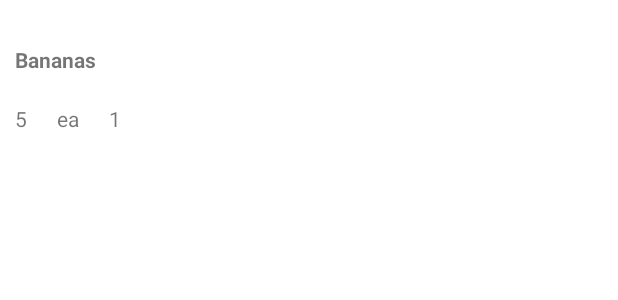
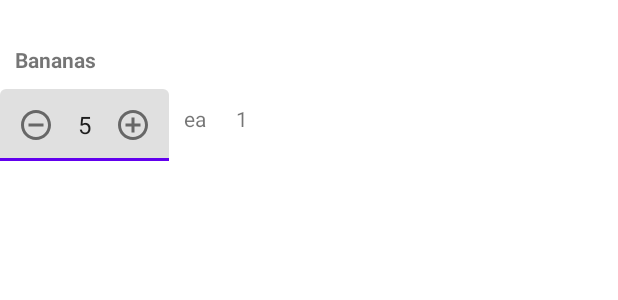
Before and after one commit to wamillard/CPSC_3367_FinalProject, an Android app: the layout pantry_item_view.xml on its own in the app's theme, with its tools: preview values and no code run, on a phone screen of 412 x 824 dp. Shown: the top 300 px of the screen. Run offline under Robolectric (Android 15) with nearby library versions, the phone set to English and light mode, and no system bars.

Commit message:
minor layout changes

```diff
--- a/app/src/main/java/com/juarez_millard/finalproject/MainActivity.java
+++ b/app/src/main/java/com/juarez_millard/finalproject/MainActivity.java
@@ -21,9 +21,6 @@ public class MainActivity extends AppCompatActivity {
     private DataManager dataManager;
 
     public HashMap pantryList;    // (pID, Pantry)
-    public HashMap foodList;       // (fID, Food)
-    public HashMap inventory; // (fID, FoodEntry)
-    public HashMap categoryList;  // (cID, cName)
 
 
     @Override
--- a/app/src/main/java/com/juarez_millard/finalproject/utility/DataManager.java
+++ b/app/src/main/java/com/juarez_millard/finalproject/utility/DataManager.java
@@ -323,7 +323,7 @@ public class DataManager
 	{
 		Integer fID = 0;
 		Integer pID = 0;
-		Integer QTYStocked = 0;
+		Integer QTYstocked = 0;
 		Integer QTYpar = 0;
 
 		HashMap<Integer, FoodEntry> newFoodEntry = new HashMap<>();
@@ -339,14 +339,14 @@ public class DataManager
 				nextLine = foodEntryReader.readLine();
 				pID = Integer.parseInt(nextLine);
 				nextLine = foodEntryReader.readLine();
-				QTYStocked = Integer.parseInt(nextLine);
+				QTYstocked = Integer.parseInt(nextLine);
 				nextLine = foodEntryReader.readLine();
 				QTYpar = Integer.parseInt(nextLine);
 				nextLine = foodEntryReader.readLine();
 
 				if (pID == currPantry)
 				{
-					newFoodEntry.put(newFoodEntry.size(), new FoodEntry(fID, pID, QTYStocked, QTYpar));
+					newFoodEntry.put(newFoodEntry.size(), new FoodEntry(fID, pID, QTYstocked, QTYpar));
 				}
 			}
 			foodEntryReader.close();
@@ -366,7 +366,6 @@ public class DataManager
 		ArrayList<Integer> fCategory = new ArrayList<>();
 
 		BufferedReader foodReader = getFile(ctx, "food");
-
 		ArrayList<Integer> idList= new ArrayList<>();
 
 		for (Integer i=0;i< inventory.size();i++)
@@ -409,6 +408,13 @@ public class DataManager
 		return inventory;
 	}
 
+	public HashMap getCategoryDetails(Context ctx, HashMap<Integer,FoodEntry> inventory)
+	{
+
+
+
+		return inventory;
+	}
 
 	public HashMap readCategories(Context ctx)
 	{
--- /dev/null
+++ b/app/src/main/res/drawable/ic_baseline_add_circle.xml
@@ -0,0 +1,10 @@
+<vector xmlns:android="http://schemas.android.com/apk/res/android"
+    android:width="24dp"
+    android:height="24dp"
+    android:viewportWidth="24"
+    android:viewportHeight="24"
+    android:tint="?attr/colorControlNormal">
+  <path
+      android:fillColor="@android:color/white"
+      android:pathData="M13,7h-2v4L7,11v2h4v4h2v-4h4v-2h-4L13,7zM12,2C6.48,2 2,6.48 2,12s4.48,10 10,10 10,-4.48 10,-10S17.52,2 12,2zM12,20c-4.41,0 -8,-3.59 -8,-8s3.59,-8 8,-8 8,3.59 8,8 -3.59,8 -8,8z"/>
+</vector>
--- /dev/null
+++ b/app/src/main/res/drawable/ic_baseline_minus_circle.xml
@@ -0,0 +1,10 @@
+<vector xmlns:android="http://schemas.android.com/apk/res/android"
+    android:width="24dp"
+    android:height="24dp"
+    android:viewportWidth="24"
+    android:viewportHeight="24"
+    android:tint="?attr/colorControlNormal">
+  <path
+      android:fillColor="@android:color/white"
+      android:pathData="M7,11v2h10v-2L7,11zM12,2C6.48,2 2,6.48 2,12s4.48,10 10,10 10,-4.48 10,-10S17.52,2 12,2zM12,20c-4.41,0 -8,-3.59 -8,-8s3.59,-8 8,-8 8,3.59 8,8 -3.59,8 -8,8z"/>
+</vector>
--- a/app/src/main/res/layout/pantry_item_view.xml
+++ b/app/src/main/res/layout/pantry_item_view.xml
@@ -18,34 +18,47 @@
         android:textStyle="bold"
         />
 
-    <TextView
-        android:id="@+id/txtV_item_qty"
+    <com.google.android.material.textfield.TextInputLayout
+        android:id="@+id/txtLayout_qty"
         android:layout_width="wrap_content"
         android:layout_height="wrap_content"
-        app:layout_constraintTop_toBottomOf="@+id/txtV_item_name"
-        app:layout_constraintStart_toStartOf="@+id/txtV_item_name"
-        android:text="5"
+        app:layout_constraintStart_toStartOf="@id/txtV_item_name"
+        app:layout_constraintTop_toBottomOf="@id/txtV_item_name"
+        app:endIconMode="custom"
+        app:endIconDrawable="@drawable/ic_baseline_add_circle"
+        app:startIconDrawable="@drawable/ic_baseline_minus_circle">
+
+        <com.google.android.material.textfield.TextInputEditText
+            android:id="@+id/txtV_item_qty"
+            android:layout_width="wrap_content"
+            android:layout_height="wrap_content"
+            android:padding="10dp"
+            android:text="5"
+            app:layout_constraintStart_toStartOf="@id/txtV_item_name"
+            app:layout_constraintTop_toBottomOf="@id/txtV_item_name"
+
+            />
+
+    </com.google.android.material.textfield.TextInputLayout>
+
+    <TextView
+        android:id="@+id/txtV_UoM"
+        android:layout_width="wrap_content"
+        android:layout_height="wrap_content"
+        app:layout_constraintTop_toTopOf="@id/txtLayout_qty"
+        app:layout_constraintStart_toEndOf="@id/txtLayout_qty"
         android:padding="10dp"
+        android:text="ea"
         />
 
     <TextView
         android:id="@+id/txtV_item_par"
         android:layout_width="wrap_content"
         android:layout_height="wrap_content"
-        app:layout_constraintTop_toTopOf="@id/txtV_item_qty"
+        app:layout_constraintTop_toTopOf="@id/txtLayout_qty"
         app:layout_constraintStart_toEndOf="@id/txtV_UoM"
         android:text="1"
         android:padding="10dp"
         />
 
-    <TextView
-        android:id="@+id/txtV_UoM"
-        android:layout_width="wrap_content"
-        android:layout_height="wrap_content"
-        app:layout_constraintTop_toTopOf="@+id/txtV_item_qty"
-        app:layout_constraintStart_toEndOf="@+id/txtV_item_qty"
-        android:padding="10dp"
-        android:text="ea"
-        />
-
 </androidx.constraintlayout.widget.ConstraintLayout>
```
